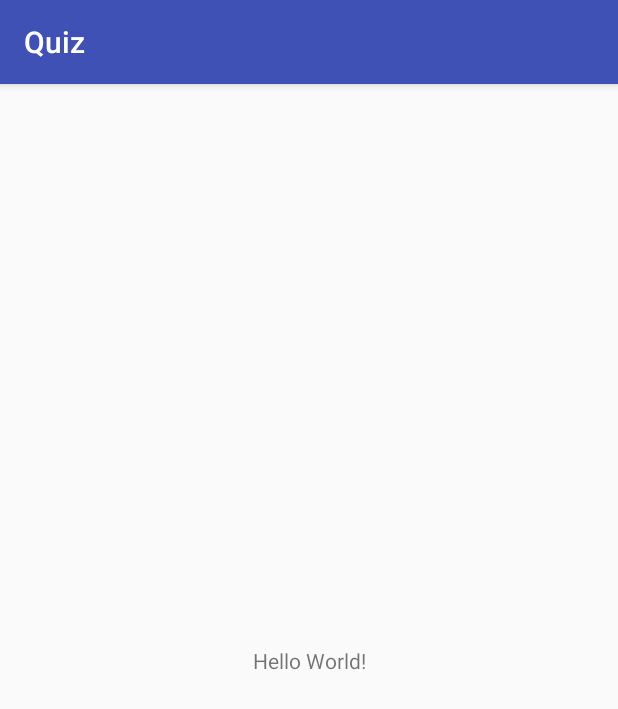
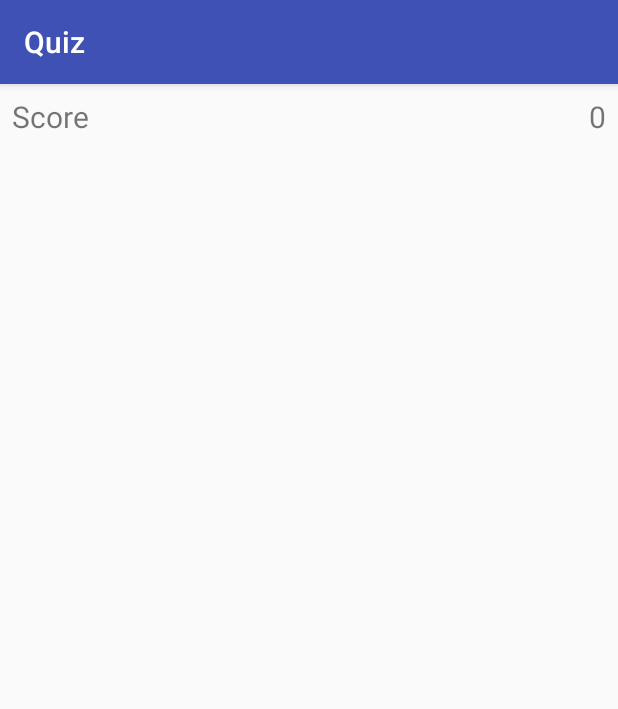
Before and after one commit to ElIkone/Quiz, an Android app: the screen it shows after launch (MainActivity), on a phone screen of 412 x 824 dp. Shown: the top 709 px of the screen. Run offline under Robolectric (Android 15) with nearby library versions, the phone set to English and light mode, and no system bars.

Commit message:
Feat: Define textview in main layout

```diff
--- a/app/src/main/res/layout/activity_main.xml
+++ b/app/src/main/res/layout/activity_main.xml
@@ -5,14 +5,25 @@
     android:layout_width="match_parent"
     android:layout_height="match_parent"
     tools:context="com.example.ben.quiz.MainActivity">
-
+    <RelativeLayout
+        android:layout_width="match_parent"
+        android:layout_height="wrap_content"
+        android:layout_marginBottom="40dp"
+        android:padding="8dp">
     <TextView
+        android:id="@+id/score"
         android:layout_width="wrap_content"
         android:layout_height="wrap_content"
-        android:text="Hello World!"
-        app:layout_constraintBottom_toBottomOf="parent"
-        app:layout_constraintLeft_toLeftOf="parent"
-        app:layout_constraintRight_toRightOf="parent"
-        app:layout_constraintTop_toTopOf="parent" />
-
+        android:text="@string/score_name"
+        android:textSize="20sp"
+        />
+        <TextView
+            android:id="@+id/scoreValue"
+            android:layout_width="wrap_content"
+            android:layout_height="wrap_content"
+            android:text="0"
+            android:textSize="20sp"
+            android:layout_alignParentRight="true"
+            />
+    </RelativeLayout>
 </android.support.constraint.ConstraintLayout>
```
